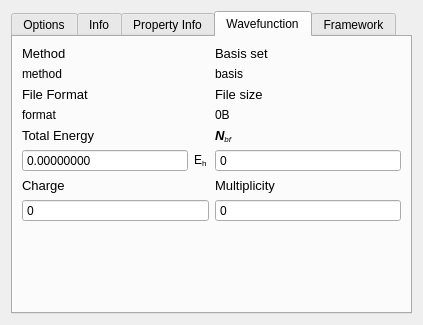
Old version of the form src/childpropertycontroller.ui in the repository peterspackman/crystalexplorer.
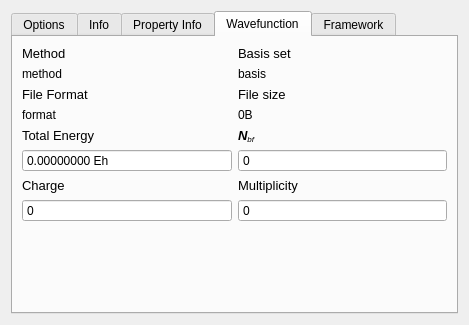
New version of the form. The open tabs and pages were chosen to show the change. Icons and pictures are not drawn.

Diff of the .ui file:
```diff
--- a/src/childpropertycontroller.ui
+++ b/src/childpropertycontroller.ui
@@ -2,6 +2,14 @@
 <ui version="4.0">
  <class>ChildPropertyController</class>
  <widget class="QWidget" name="ChildPropertyController">
+  <property name="geometry">
+   <rect>
+    <x>0</x>
+    <y>0</y>
+    <width>469</width>
+    <height>291</height>
+   </rect>
+  </property>
   <property name="sizePolicy">
    <sizepolicy hsizetype="MinimumExpanding" vsizetype="MinimumExpanding">
     <horstretch>0</horstretch>
@@ -36,7 +44,7 @@
       <string/>
      </property>
      <property name="currentIndex">
-      <number>4</number>
+      <number>3</number>
      </property>
      <widget class="QWidget" name="surfaceOptionsTab">
       <property name="sizePolicy">
@@ -553,6 +561,13 @@
       <layout class="QVBoxLayout" name="verticalLayout_3">
        <item>
         <layout class="QGridLayout" name="gridLayout_3">
+         <item row="1" column="1">
+          <widget class="QLabel" name="basisValue">
+           <property name="text">
+            <string>basis</string>
+           </property>
+          </widget>
+         </item>
          <item row="0" column="1">
           <widget class="QLabel" name="basisLabel">
            <property name="font">
@@ -565,72 +580,7 @@
            </property>
           </widget>
          </item>
-         <item row="5" column="0">
-          <layout class="QHBoxLayout" name="horizontalLayout_5">
-           <item>
-            <widget class="QDoubleSpinBox" name="scfValue">
-             <property name="readOnly">
-              <bool>true</bool>
-             </property>
-             <property name="buttonSymbols">
-              <enum>QAbstractSpinBox::NoButtons</enum>
-             </property>
-             <property name="decimals">
-              <number>8</number>
-             </property>
-             <property name="minimum">
-              <double>-99999999999999.984375000000000</double>
-             </property>
-             <property name="maximum">
-              <double>10000000000000000.000000000000000</double>
-             </property>
-            </widget>
-           </item>
-           <item>
-            <widget class="QLabel" name="scfUnitsLabel">
-             <property name="maximumSize">
-              <size>
-               <width>15</width>
-               <height>16777215</height>
-              </size>
-             </property>
-             <property name="text">
-              <string>&lt;html&gt;&lt;head/&gt;&lt;body&gt;&lt;p&gt;E&lt;span style=&quot; vertical-align:sub;&quot;&gt;h&lt;/span&gt;&lt;/p&gt;&lt;/body&gt;&lt;/html&gt;</string>
-             </property>
-            </widget>
-           </item>
-          </layout>
-         </item>
-         <item row="2" column="1">
-          <widget class="QLabel" name="fileSizeLabel">
-           <property name="font">
-            <font>
-             <pointsize>10</pointsize>
-            </font>
-           </property>
-           <property name="text">
-            <string>File size</string>
-           </property>
-          </widget>
-         </item>
-         <item row="1" column="0">
-          <widget class="QLabel" name="methodValue">
-           <property name="text">
-            <string>method</string>
-           </property>
-          </widget>
-         </item>
          <item row="7" column="0">
-          <widget class="QSpinBox" name="chargeValue">
-           <property name="readOnly">
-            <bool>true</bool>
-           </property>
-           <property name="buttonSymbols">
-            <enum>QAbstractSpinBox::NoButtons</enum>
-           </property>
-          </widget>
-         </item>
-         <item row="6" column="0">
           <widget class="QLabel" name="chargeLabel">
            <property name="font">
             <font>
@@ -642,13 +592,6 @@
            </property>
           </widget>
          </item>
-         <item row="1" column="1">
-          <widget class="QLabel" name="basisValue">
-           <property name="text">
-            <string>basis</string>
-           </property>
-          </widget>
-         </item>
          <item row="4" column="1">
           <widget class="QLabel" name="numBasisLabel">
            <property name="font">
@@ -661,7 +604,48 @@
            </property>
           </widget>
          </item>
+         <item row="3" column="0">
+          <widget class="QLabel" name="fileFormatValue">
+           <property name="text">
+            <string>format</string>
+           </property>
+          </widget>
+         </item>
+         <item row="2" column="0">
+          <widget class="QLabel" name="fileFormatLabel">
+           <property name="font">
+            <font>
+             <pointsize>10</pointsize>
+            </font>
+           </property>
+           <property name="text">
+            <string>File Format</string>
+           </property>
+          </widget>
+         </item>
          <item row="7" column="1">
+          <widget class="QLabel" name="multiplicityLabel">
+           <property name="font">
+            <font>
+             <pointsize>10</pointsize>
+            </font>
+           </property>
+           <property name="text">
+            <string>Multiplicity</string>
+           </property>
+          </widget>
+         </item>
+         <item row="6" column="1">
+          <widget class="QSpinBox" name="numBasisValue">
+           <property name="readOnly">
+            <bool>true</bool>
+           </property>
+           <property name="buttonSymbols">
+            <enum>QAbstractSpinBox::NoButtons</enum>
+           </property>
+          </widget>
+         </item>
+         <item row="8" column="1">
           <widget class="QSpinBox" name="multiplicityValue">
            <property name="readOnly">
             <bool>true</bool>
@@ -683,59 +667,6 @@
            </property>
           </widget>
          </item>
-         <item row="4" column="0">
-          <widget class="QLabel" name="scfLabel">
-           <property name="font">
-            <font>
-             <pointsize>10</pointsize>
-            </font>
-           </property>
-           <property name="text">
-            <string>Total Energy</string>
-           </property>
-          </widget>
-         </item>
-         <item row="5" column="1">
-          <widget class="QSpinBox" name="numBasisValue">
-           <property name="readOnly">
-            <bool>true</bool>
-           </property>
-           <property name="buttonSymbols">
-            <enum>QAbstractSpinBox::NoButtons</enum>
-           </property>
-          </widget>
-         </item>
-         <item row="6" column="1">
-          <widget class="QLabel" name="asphericityLabel_2">
-           <property name="font">
-            <font>
-             <pointsize>10</pointsize>
-            </font>
-           </property>
-           <property name="text">
-            <string>Multiplicity</string>
-           </property>
-          </widget>
-         </item>
-         <item row="2" column="0">
-          <widget class="QLabel" name="fileFormatLabel">
-           <property name="font">
-            <font>
-             <pointsize>10</pointsize>
-            </font>
-           </property>
-           <property name="text">
-            <string>File Format</string>
-           </property>
-          </widget>
-         </item>
-         <item row="3" column="0">
-          <widget class="QLabel" name="fileFormatValue">
-           <property name="text">
-            <string>format</string>
-           </property>
-          </widget>
-         </item>
          <item row="3" column="1">
           <widget class="QLabel" name="fileSizeValue">
            <property name="text">
@@ -746,6 +677,69 @@
            </property>
           </widget>
          </item>
+         <item row="8" column="0">
+          <widget class="QSpinBox" name="chargeValue">
+           <property name="readOnly">
+            <bool>true</bool>
+           </property>
+           <property name="buttonSymbols">
+            <enum>QAbstractSpinBox::NoButtons</enum>
+           </property>
+          </widget>
+         </item>
+         <item row="1" column="0">
+          <widget class="QLabel" name="methodValue">
+           <property name="text">
+            <string>method</string>
+           </property>
+          </widget>
+         </item>
+         <item row="4" column="0">
+          <widget class="QLabel" name="scfLabel">
+           <property name="font">
+            <font>
+             <pointsize>10</pointsize>
+            </font>
+           </property>
+           <property name="text">
+            <string>Total Energy</string>
+           </property>
+          </widget>
+         </item>
+         <item row="2" column="1">
+          <widget class="QLabel" name="fileSizeLabel">
+           <property name="font">
+            <font>
+             <pointsize>10</pointsize>
+            </font>
+           </property>
+           <property name="text">
+            <string>File size</string>
+           </property>
+          </widget>
+         </item>
+         <item row="6" column="0">
+          <widget class="QDoubleSpinBox" name="scfValue">
+           <property name="readOnly">
+            <bool>true</bool>
+           </property>
+           <property name="buttonSymbols">
+            <enum>QAbstractSpinBox::NoButtons</enum>
+           </property>
+           <property name="suffix">
+            <string> Eh</string>
+           </property>
+           <property name="decimals">
+            <number>8</number>
+           </property>
+           <property name="minimum">
+            <double>-99999999999999.984375000000000</double>
+           </property>
+           <property name="maximum">
+            <double>10000000000000000.000000000000000</double>
+           </property>
+          </widget>
+         </item>
         </layout>
        </item>
        <item>
```
